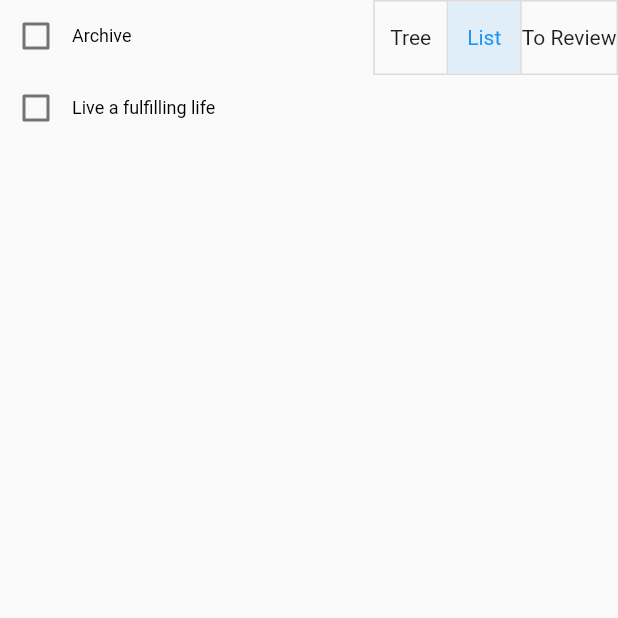
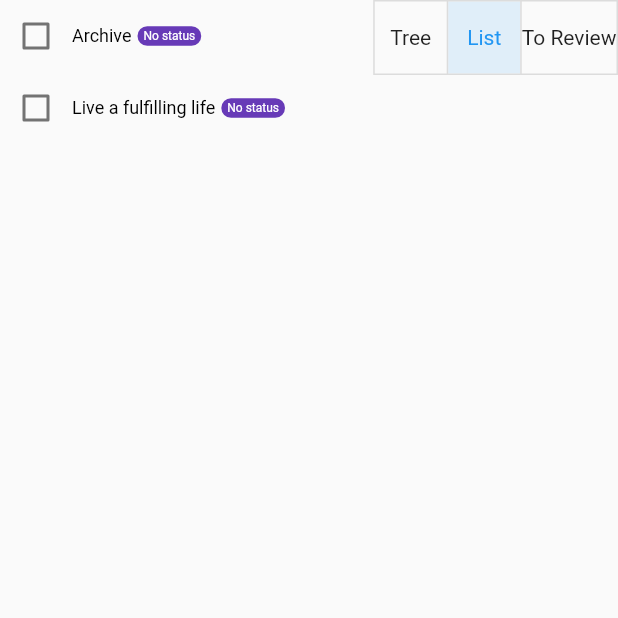
Before and after one commit to AlabasterAxe/glass_goals, a Flutter app: the screen it shows after launch, after a tap on "List", on a phone screen of 412 x 824 dp, the top half of it. Run offline on Flutter 3.47's test engine with Material 2 defaults, Android fonts, the phone set to English and light mode, and no system bars; our stand-ins replace equatable, hive, hive_flutter, rxdart, speech_to_text, wakelock; missing offline and left inert: goals_types_01, gsheets, hlc, screen_brightness; accounts and stored records are empty.

Commit message:
add hovering when dragging an item

```diff
--- a/goals_web/lib/goal_viewer/goal_item.dart
+++ b/goals_web/lib/goal_viewer/goal_item.dart
@@ -1,5 +1,5 @@
 import 'package:flutter/material.dart';
-import 'package:goals_core/model.dart' show Goal;
+import 'package:goals_core/model.dart' show Goal, WorldContext, getGoalStatus;
 import 'package:goals_core/sync.dart';
 
 import '../app_context.dart';
@@ -9,14 +9,49 @@ class GoalItemWidget extends StatefulWidget {
   final Goal goal;
   final bool selected;
   final Function(bool? value) onSelected;
-  const GoalItemWidget(
-      {super.key,
+  final bool hovered;
+  const GoalItemWidget({
+    super.key,
     required this.goal,
     required this.selected,
-      required this.onSelected});
+    required this.onSelected,
+    required this.hovered,
+  });
 
   @override
   State<GoalItemWidget> createState() => _GoalItemWidgetState();
+}
+
+String getGoalStatusString(Goal goal) {
+  final status = getGoalStatus(WorldContext.now(), goal);
+  switch (status?.status) {
+    case GoalStatus.active:
+      return 'Active';
+    case GoalStatus.done:
+      return 'Done';
+    case GoalStatus.archived:
+      return 'Archived';
+    case GoalStatus.pending:
+      return 'Pending';
+    case null:
+      return 'No status';
+  }
+}
+
+Color getGoalStatusColor(Goal goal) {
+  final status = getGoalStatus(WorldContext.now(), goal);
+  switch (status?.status) {
+    case GoalStatus.active:
+      return Colors.green;
+    case GoalStatus.done:
+      return Colors.blueGrey;
+    case GoalStatus.archived:
+      return Colors.grey;
+    case GoalStatus.pending:
+      return Colors.amber;
+    case null:
+      return Colors.deepPurple;
+  }
 }
 
 class _GoalItemWidgetState extends State<GoalItemWidget> {
@@ -37,7 +72,10 @@ class _GoalItemWidgetState extends State<GoalItemWidget> {
 
   @override
   Widget build(BuildContext context) {
-    return Row(
+    final status = getGoalStatus(WorldContext.now(), widget.goal);
+    return Container(
+      color: widget.hovered ? Colors.grey.shade300 : Colors.transparent,
+      child: Row(
         children: [
           Checkbox(value: widget.selected, onChanged: widget.onSelected),
           _editing
@@ -71,7 +109,21 @@ class _GoalItemWidgetState extends State<GoalItemWidget> {
                   },
                   child: Text(widget.goal.text, style: mainTextStyle),
                 ),
+          const SizedBox(width: 4),
+          // chip like container widget around text status widget:
+          Container(
+            decoration: BoxDecoration(
+              color: getGoalStatusColor(widget.goal),
+              borderRadius: BorderRadius.circular(10.0),
+            ),
+            padding: EdgeInsets.symmetric(horizontal: 4.0, vertical: 2.0),
+            child: Text(
+              getGoalStatusString(widget.goal),
+              style: const TextStyle(color: Colors.white, fontSize: 8),
+            ),
+          ),
         ],
+      ),
     );
   }
 }
--- a/goals_web/lib/goal_viewer/goal_list.dart
+++ b/goals_web/lib/goal_viewer/goal_list.dart
@@ -10,20 +10,22 @@ class GoalListWidget extends StatelessWidget {
   final Function(String goalId) onSelected;
   final Set<String> expandedGoals;
   final Function(String goalId) onExpanded;
-  const GoalListWidget({
+  final Comparator<Goal> comparator;
+  GoalListWidget({
     super.key,
     required this.goalMap,
     required this.selectedGoals,
     required this.onSelected,
     required this.expandedGoals,
     required this.onExpanded,
-  });
+    comparator,
+  }) : this.comparator = comparator ??
+            ((a, b) => a.text.toLowerCase().compareTo(b.text.toLowerCase()));
 
   @override
   Widget build(BuildContext context) {
     final sortedGoals = goalMap.values.toList(growable: false);
-    sortedGoals
-        .sort((a, b) => a.text.toLowerCase().compareTo(b.text.toLowerCase()));
+    sortedGoals.sort(comparator);
     return Column(
       children: [
         for (final goal in sortedGoals)
--- a/goals_web/lib/goal_viewer/goal_tree.dart
+++ b/goals_web/lib/goal_viewer/goal_tree.dart
@@ -46,6 +46,7 @@ class GoalTreeWidget extends StatefulWidget {
 }
 
 class _GoalTreeWidgetState extends State<GoalTreeWidget> {
+  bool hovered = false;
   moveGoals(String newParentId, Set<String> goalIds) {
     final List<GoalDelta> goalDeltas = [];
     for (final goalId in goalIds) {
@@ -70,6 +71,16 @@ class _GoalTreeWidgetState extends State<GoalTreeWidget> {
               };
               moveGoals(rootGoal.id, selectedAndDraggedGoals);
             },
+            onMove: (_) => {
+              setState(() {
+                hovered = true;
+              })
+            },
+            onLeave: (_) => {
+              setState(() {
+                hovered = false;
+              })
+            },
             builder: (context, _, __) => Draggable<String>(
               data: rootGoal.id,
               feedback: Container(
@@ -89,11 +100,13 @@ class _GoalTreeWidgetState extends State<GoalTreeWidget> {
                 ),
               ),
               child: GoalItemWidget(
-                  goal: rootGoal,
-                  selected: widget.selectedGoals.contains(rootGoal.id),
-                  onSelected: (value) {
-                    widget.onSelected(rootGoal.id);
-                  }),
+                goal: rootGoal,
+                selected: widget.selectedGoals.contains(rootGoal.id),
+                onSelected: (value) {
+                  widget.onSelected(rootGoal.id);
+                },
+                hovered: hovered,
+              ),
             ),
           ),
           widget.expandedGoals.contains(rootGoal.id) &&
```
Also changed, not shown: goals_web/lib/goal_viewer/goal_viewer.dart (+56 -13 lines), 20 other files. Lines whose indentation alone changed are shown as unchanged.
